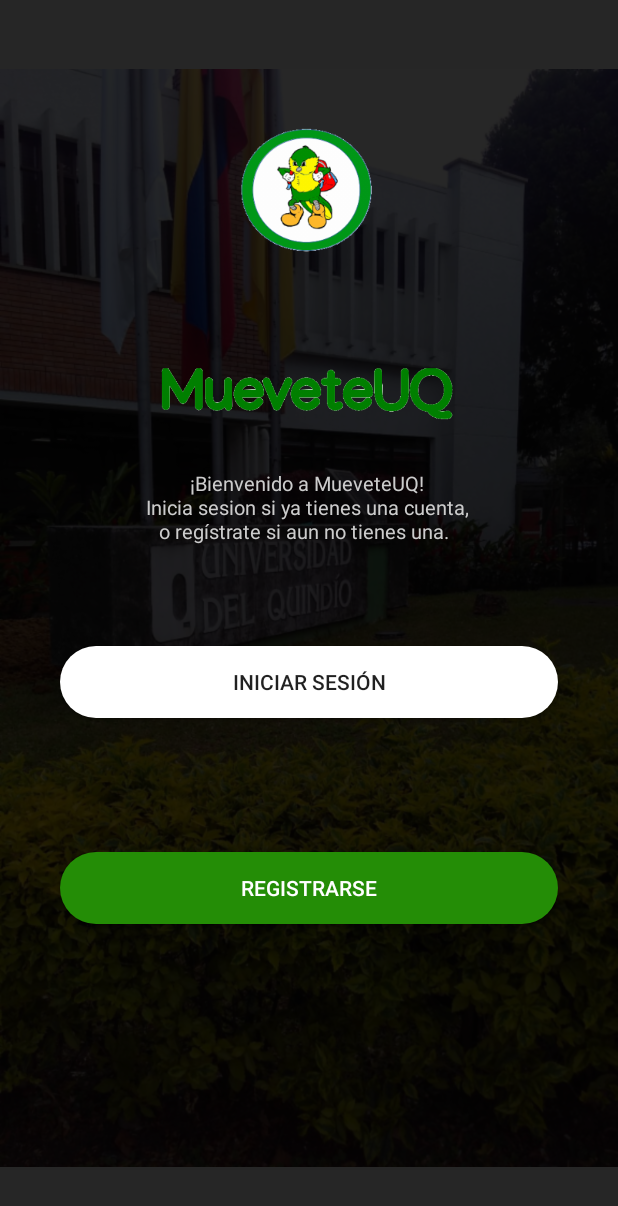
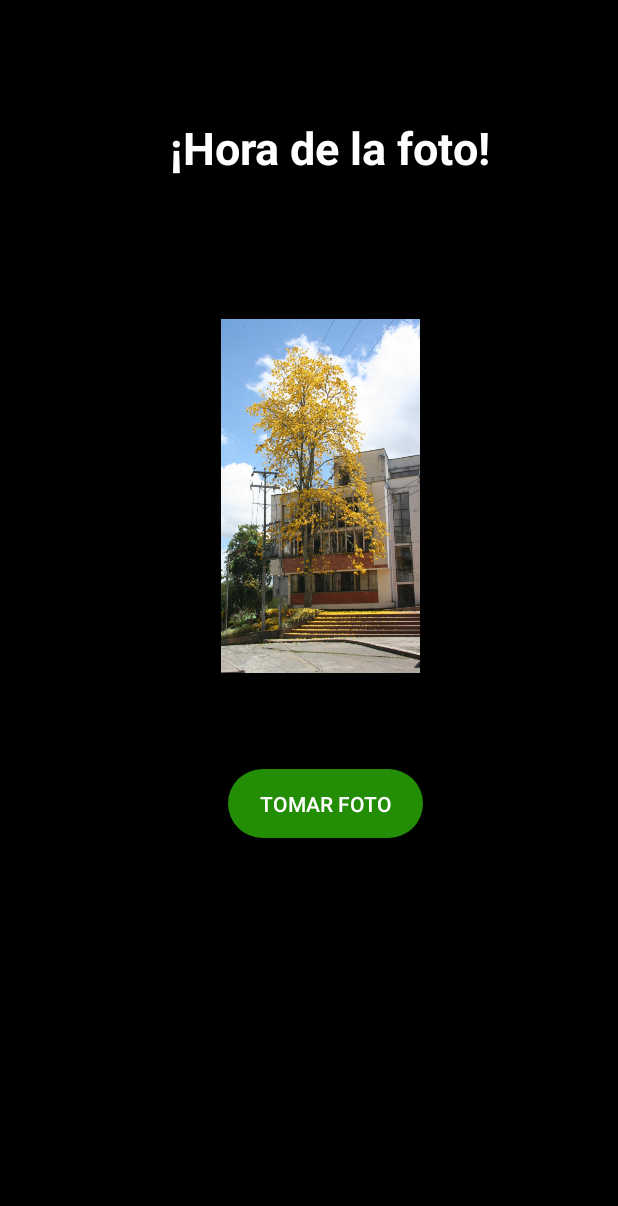
Before and after one commit to MariaPaulaS/MueveteUQPodometro, an Android app: the screen it shows after launch (HelloLoginActivity before the commit, PhotoActivity after it), on a phone screen of 412 x 824 dp. Shown: the top 1206 px of the screen. Run offline under Robolectric (Android 15) with nearby library versions, the phone set to English and light mode, and no system bars.

Commit message:
Tomar foto

```diff
--- /dev/null
+++ b/app/src/main/res/layout/activity_photo.xml
@@ -0,0 +1,58 @@
+<androidx.constraintlayout.widget.ConstraintLayout xmlns:android="http://schemas.android.com/apk/res/android"
+    xmlns:app="http://schemas.android.com/apk/res-auto"
+    xmlns:tools="http://schemas.android.com/tools"
+    android:layout_width="match_parent"
+    android:layout_height="match_parent"
+    android:background="@color/kuro"
+    tools:context="com.uniquindio.mueveteuq.activities.PhotoActivity">
+
+    <!-- TODO: Update blank fragment layout -->
+
+
+    <ImageView
+        android:id="@+id/iv_foto"
+        android:layout_width="282dp"
+        android:layout_height="236dp"
+        android:layout_marginTop="14dp"
+        app:layout_constraintBottom_toBottomOf="parent"
+        app:layout_constraintEnd_toEndOf="parent"
+        app:layout_constraintHorizontal_bias="0.56"
+        app:layout_constraintStart_toStartOf="parent"
+        app:layout_constraintTop_toBottomOf="@+id/textoFoto"
+        app:layout_constraintVertical_bias="0.138"
+        app:srcCompat="@drawable/fondo_arbol" />
+
+    <TextView
+        android:id="@+id/textoFoto"
+        android:layout_width="253dp"
+        android:layout_height="80dp"
+        android:gravity="center"
+        android:text="@string/hora_foto"
+        android:textColor="@color/shiro"
+        android:textSize="30dp"
+        android:textStyle="bold"
+        app:layout_constraintBottom_toBottomOf="parent"
+        app:layout_constraintEnd_toEndOf="parent"
+        app:layout_constraintHorizontal_bias="0.582"
+        app:layout_constraintStart_toStartOf="parent"
+        app:layout_constraintTop_toTopOf="parent"
+        app:layout_constraintVertical_bias="0.079" />
+
+    <Button
+        android:id="@+id/btn_click"
+        android:layout_width="130dp"
+        android:layout_height="46dp"
+        android:layout_marginTop="64dp"
+        android:background="@drawable/btn_redondeado_registro"
+        android:onClick="tomarFoto"
+        android:text="Tomar foto"
+        android:textColor="@color/shiro"
+        app:layout_constraintBottom_toBottomOf="parent"
+        app:layout_constraintEnd_toEndOf="parent"
+        app:layout_constraintHorizontal_bias="0.54"
+        app:layout_constraintStart_toStartOf="parent"
+        app:layout_constraintTop_toBottomOf="@+id/iv_foto"
+        app:layout_constraintVertical_bias="0.0" />
+
+
+</androidx.constraintlayout.widget.ConstraintLayout>
--- a/app/src/main/res/values/strings.xml
+++ b/app/src/main/res/values/strings.xml
@@ -26,4 +26,5 @@
     <string name="inst_start">Una vez ubicado en el mapa, este botón te permitirá iniciar con el recorrido.</string>
     <string name="inst_stop">Cuando hayas terminado con tu recorrido recuerda presionar este botón. ¡Esto te permitirá ver los resultados!</string>
     <string name="inst_camera">Te pediremos una foto del exterior cada vez que inicies o termines un recorrido, para verificar. ¡Apunta la camara a tu entorno y haz click!</string>
+    <string name="hora_foto">¡Hora de la foto!</string>
 </resources>
```
Also changed, not shown: app/src/main/AndroidManifest.xml (+29 -7 lines), app/src/main/java/com/uniquindio/mueveteuq/activities/PhotoActivity.java (added, +114 -0 lines), app/src/main/java/com/uniquindio/mueveteuq/activities/ZonaMapaActivity.java (+9 -0 lines), app/src/main/java/com/uniquindio/mueveteuq/fragments/mapZone/MapFragment.java (+15 -2 lines), app/src/main/java/com/uniquindio/mueveteuq/util/Utilities.java (+9 -0 lines), app/src/main/res/xml/file_paths.xml (added, +8 -0 lines), 1 other file.
